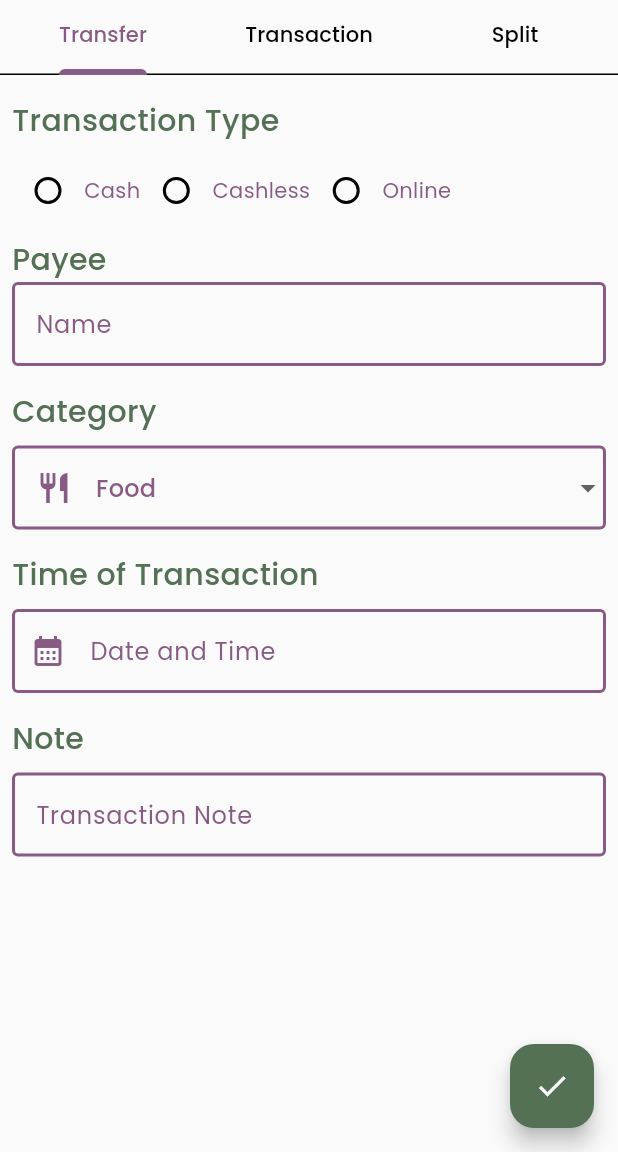
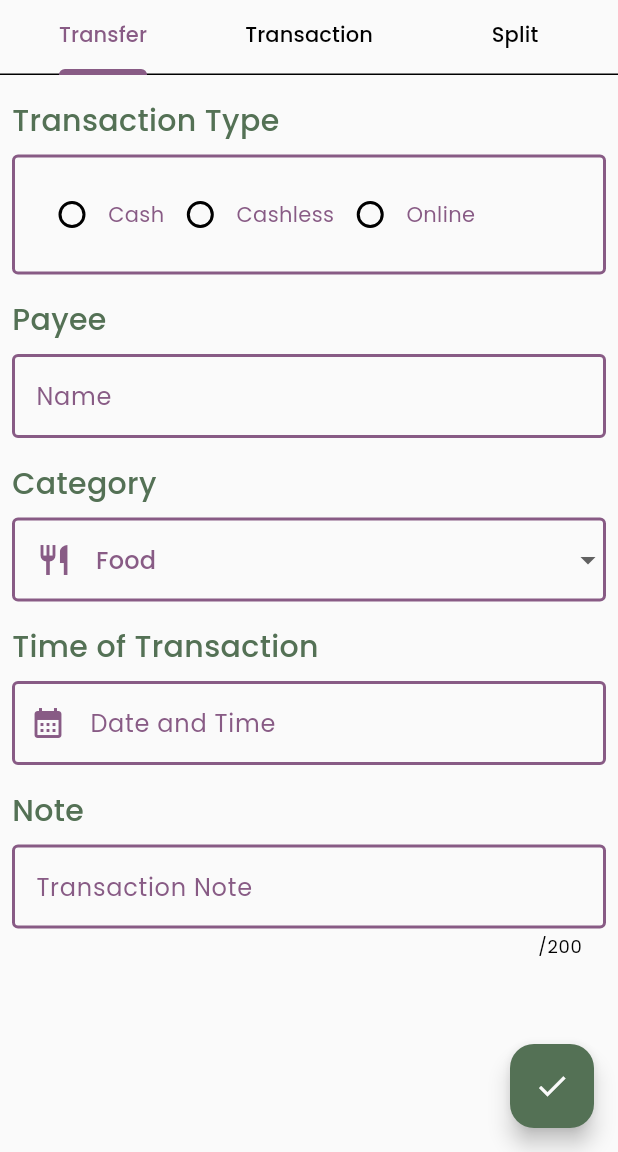
Before and after one commit to PuttTim/expensee, a Flutter app: the screen it shows after launch, after a tap on the "add" icon, on a phone screen of 412 x 824 dp, the part 84-1236 px from its top. Run offline on Flutter 3.47's test engine with Material 2 defaults, Android fonts, the phone set to English and light mode, and no system bars; drawn by our look-alikes of flutter_form_builder; our stand-ins replace device_info_plus, double_back_to_close, form_builder_validators, tab_indicator_styler; missing offline and left inert: currency_picker; network calls fail.

Commit message:
Validators added to Create Tranasction Screen
Took 37 minutes

```diff
--- a/lib/main.dart
+++ b/lib/main.dart
@@ -4,6 +4,7 @@ import 'package:expensee/models/app_colours.dart';
 import 'package:expensee/providers/currencies_provider.dart';
 import 'package:expensee/screens/main_screen.dart';
 import 'package:flutter/material.dart';
+import 'package:form_builder_validators/form_builder_validators.dart';
 import 'package:provider/provider.dart';
 
 Future<void> main() async {
@@ -33,6 +34,7 @@ class MyApp extends StatelessWidget {
   Widget build(BuildContext context) {
     return MaterialApp(
       title: 'Expensee',
+      localizationsDelegates: const [FormBuilderLocalizations.delegate],
       theme: ThemeData(
         useMaterial3: true,
         fontFamily: 'Poppins',
--- a/lib/screens/create_transaction_screen.dart
+++ b/lib/screens/create_transaction_screen.dart
@@ -1,6 +1,7 @@
 import 'package:expensee/models/category.dart';
 import 'package:flutter/material.dart';
 import 'package:flutter_form_builder/flutter_form_builder.dart';
+import 'package:form_builder_validators/form_builder_validators.dart';
 
 import '../models/app_colours.dart';
 import '../models/transaction_type_enum.dart';
@@ -11,6 +12,13 @@ class CreateTransactionScreen extends StatelessWidget {
   OutlineInputBorder borderTheme = const OutlineInputBorder(
     borderSide: BorderSide(
       color: AppColours.moodyPurple,
+      width: 2,
+    ),
+  );
+
+  OutlineInputBorder errorBorderTheme = const OutlineInputBorder(
+    borderSide: BorderSide(
+      color: AppColours.feistyOrange,
       width: 2,
     ),
   );
@@ -32,13 +40,14 @@ class CreateTransactionScreen extends StatelessWidget {
       // SingleChildScrollView allows the Keyboard when opened up, to not overflow the entire screen.
       body: SingleChildScrollView(
         child: Padding(
-          padding: const EdgeInsets.only(top: 16, right: 8, left: 8),
+          padding: const EdgeInsets.only(bottom: 256, right: 8, left: 8),
           child: FormBuilder(
             key: _formKey,
             child: Column(
               children: [
                 Container(
                   alignment: Alignment.centerLeft,
+                  padding: const EdgeInsets.only(top: 16, bottom: 8),
                   child: const Text(
                     'Transaction Type',
                     style: TextStyle(
@@ -49,10 +58,20 @@ class CreateTransactionScreen extends StatelessWidget {
                   ),
                 ),
                 FormBuilderRadioGroup(
+                  name: 'type',
                   activeColor: AppColours.moodyPurple,
                   focusColor: AppColours.moodyPurple,
-                  decoration: InputDecoration(border: InputBorder.none),
-                  name: 'type',
+                  hoverColor: AppColours.moodyPurple,
+                  validator: FormBuilderValidators.compose([
+                    FormBuilderValidators.required(
+                        errorText: 'Transaction Type is required')
+                  ]),
+                  decoration: InputDecoration(
+                    focusedErrorBorder: errorBorderTheme,
+                    errorBorder: errorBorderTheme,
+                    enabledBorder: borderTheme,
+                    focusedBorder: borderTheme,
+                  ),
                   options: const [
                     FormBuilderFieldOption(
                       value: TransactionType.cash,
@@ -69,15 +88,17 @@ class CreateTransactionScreen extends StatelessWidget {
                       ),
                     ),
                     FormBuilderFieldOption(
-                        value: TransactionType.online,
-                        child: Text(
-                          'Online',
-                          style: TextStyle(color: AppColours.moodyPurple),
-                        )),
+                      value: TransactionType.online,
+                      child: Text(
+                        'Online',
+                        style: TextStyle(color: AppColours.moodyPurple),
+                      ),
+                    ),
                   ],
                 ),
                 Container(
                   alignment: Alignment.centerLeft,
+                  padding: const EdgeInsets.only(top: 16, bottom: 8),
                   child: const Text(
                     'Payee',
                     style: TextStyle(
@@ -89,7 +110,22 @@ class CreateTransactionScreen extends StatelessWidget {
                 ),
                 FormBuilderTextField(
                   name: 'payee',
+                  style: const TextStyle(color: AppColours.moodyPurple),
+                  validator: FormBuilderValidators.compose([
+                    FormBuilderValidators.required(
+                        errorText: 'Payee is required'),
+                    FormBuilderValidators.minLength(
+                      1,
+                      errorText: 'Payee must be at least 1 character long',
+                    ),
+                    FormBuilderValidators.maxLength(
+                      19,
+                      errorText: 'Payee must be less than 20 characters',
+                    ),
+                  ]),
                   decoration: InputDecoration(
+                    focusedErrorBorder: errorBorderTheme,
+                    errorBorder: errorBorderTheme,
                     enabledBorder: borderTheme,
                     focusedBorder: borderTheme,
                     labelText: 'Name',
@@ -110,6 +146,7 @@ class CreateTransactionScreen extends StatelessWidget {
                 ),
                 FormBuilderDropdown(
                   name: 'category',
+                  // No validator is required here as there is an initialValue set to Category.food
                   decoration: InputDecoration(
                       enabledBorder: borderTheme, focusedBorder: borderTheme),
                   initialValue: Category.food,
@@ -145,6 +182,10 @@ class CreateTransactionScreen extends StatelessWidget {
                 ),
                 FormBuilderDateTimePicker(
                   name: 'time',
+                  style: const TextStyle(color: AppColours.moodyPurple),
+                  validator: FormBuilderValidators.compose([
+                    FormBuilderValidators.required(),
+                  ]),
                   decoration: InputDecoration(
                     prefixIcon: const Icon(
                       Icons.calendar_month,
@@ -152,6 +193,8 @@ class CreateTransactionScreen extends StatelessWidget {
                     ),
                     labelText: 'Date and Time',
                     labelStyle: const TextStyle(color: AppColours.moodyPurple),
+                    errorBorder: errorBorderTheme,
+                    focusedErrorBorder: errorBorderTheme,
                     enabledBorder: borderTheme,
                     focusedBorder: borderTheme,
                   ),
@@ -170,7 +213,17 @@ class CreateTransactionScreen extends StatelessWidget {
                 ),
                 FormBuilderTextField(
                   name: 'note',
+                  style: const TextStyle(color: AppColours.moodyPurple),
+                  validator: FormBuilderValidators.compose([
+                    FormBuilderValidators.maxLength(
+                      199,
+                      errorText: 'Note must be less than 200 characters',
+                    ),
+                  ]),
                   decoration: InputDecoration(
+                    counterText: '/200',
+                    errorBorder: errorBorderTheme,
+                    focusedErrorBorder: errorBorderTheme,
                     enabledBorder: borderTheme,
                     focusedBorder: borderTheme,
                     labelText: 'Transaction Note',
```
